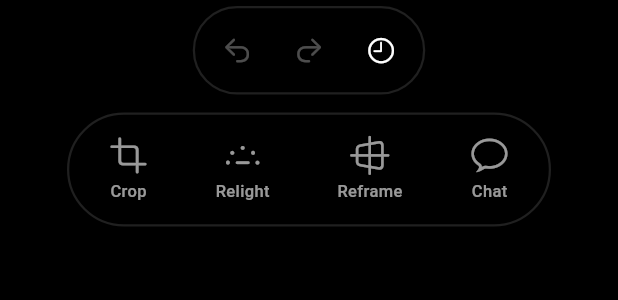
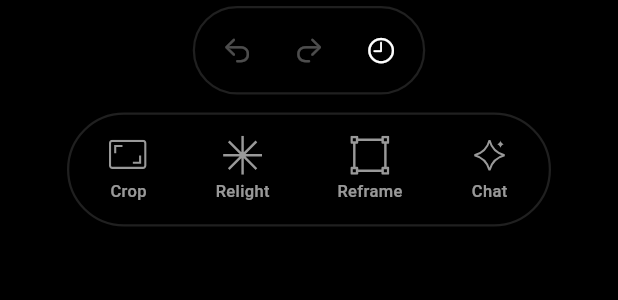
Before and after one commit to adhitht/auorora, a Flutter app: the EditorBottomBar widget shown alone on an empty page, opened directly with empty values, on a phone screen of 412 x 824 dp. Shown: the top 300 px of the screen. Run offline on Flutter 3.47's test engine with Material 3 defaults, Android fonts, the phone set to English and light mode, and no system bars; our stand-ins replace flutter_dotenv, flutter_svg, google_fonts, image_picker, share_plus; missing offline and left inert: crop_image, grpc, liquid_glass_renderer, onnxruntime_v2, protobuf, tflite_flutter.

Commit message:
feat: changes icons for bottom bar

```diff
--- a/frontend/lib/widgets/editor_bottom_bar.dart
+++ b/frontend/lib/widgets/editor_bottom_bar.dart
@@ -1,21 +1,22 @@
 import 'package:flutter/cupertino.dart';
 import 'package:flutter/material.dart';
 import 'package:flutter/services.dart';
+import 'package:flutter_svg/flutter_svg.dart';
 import 'package:google_fonts/google_fonts.dart';
 import 'package:liquid_glass_renderer/liquid_glass_renderer.dart';
 import '../theme/liquid_glass_theme.dart';
 import '../services/suggestions_service.dart';
 
 enum EditorTool {
-  crop(CupertinoIcons.crop, "Crop"),
-  relight(CupertinoIcons.light_min, "Relight"),
-  reframe(CupertinoIcons.perspective, "Reframe"),
-  chat(CupertinoIcons.chat_bubble, "Chat");
+  crop("assets/icons/transform.svg", "Crop"),
+  relight("assets/icons/relight.svg", "Relight"),
+  reframe("assets/icons/reframe.svg", "Reframe"),
+  chat("assets/icons/star.svg", "Chat");
 
-  final IconData icon;
+  final String iconPath;
   final String label;
 
-  const EditorTool(this.icon, this.label);
+  const EditorTool(this.iconPath, this.label);
 }
 
 class EditorBottomBar extends StatefulWidget {
@@ -467,7 +468,7 @@ class _EditorBottomBarState extends State<EditorBottomBar> {
                           widget.tools.length,
                           (index) => _ToolButton(
                             key: _keys[index],
-                            icon: widget.tools[index].icon,
+                            iconPath: widget.tools[index].iconPath,
                             label: widget.tools[index].label,
                             isSelected: widget.selectedTool == widget.tools[index],
                             onTap: () => _select(index),
@@ -555,14 +556,14 @@ class _EditorBottomBarState extends State<EditorBottomBar> {
 }
 
 class _ToolButton extends StatelessWidget {
-  final IconData icon;
+  final String iconPath;
   final String label;
   final bool isSelected;
   final VoidCallback onTap;
 
   const _ToolButton({
     super.key,
-    required this.icon,
+    required this.iconPath,
     required this.label,
     required this.isSelected,
     required this.onTap,
@@ -570,6 +571,10 @@ class _ToolButton extends StatelessWidget {
 
   @override
   Widget build(BuildContext context) {
+    final String displayIconPath = isSelected
+        ? iconPath.replaceAll('.svg', '_selected.svg')
+        : iconPath;
+
     return GestureDetector(
       onTap: onTap,
       child: Container(
@@ -577,12 +582,16 @@ class _ToolButton extends StatelessWidget {
         child: Column(
           mainAxisSize: MainAxisSize.min,
           children: [
-            Icon(
-              icon,
-              size: 26,
-              color: isSelected
-                  ? Colors.white
-                  : Colors.white.withValues(alpha: 0.6),
+            SvgPicture.asset(
+              displayIconPath,
+              width: 26,
+              height: 26,
+              colorFilter: ColorFilter.mode(
+                isSelected
+                    ? Colors.white
+                    : Colors.white.withValues(alpha: 0.6),
+                BlendMode.srcIn,
+              ),
             ),
             const SizedBox(height: 3),
             Text(
--- a/frontend/pubspec.yaml
+++ b/frontend/pubspec.yaml
@@ -47,6 +47,7 @@ dependencies:
   grpc: ^5.0.0
   flutter_dotenv:
   share_plus: ^12.0.1
+  flutter_svg: ^2.0.10
 
 dev_dependencies:
   flutter_test:
@@ -77,6 +78,7 @@ flutter:
     - .env
     - assets/demo/
     - assets/suggestions.json
+    - assets/icons/
     # - assets/models
   #   - images/a_dot_burr.jpeg
   #   - images/a_dot_ham.jpeg
```
Also changed, not shown: frontend/assets/icons/reframe.svg (added), frontend/assets/icons/reframe_selected.svg (added), frontend/assets/icons/relight.svg (added), frontend/assets/icons/relight_selected.svg (added), frontend/assets/icons/star.svg (added), frontend/assets/icons/star_selected.svg (added), frontend/assets/icons/transform.svg (added), frontend/assets/icons/transform_selected.svg (added), frontend/pubspec.lock.
